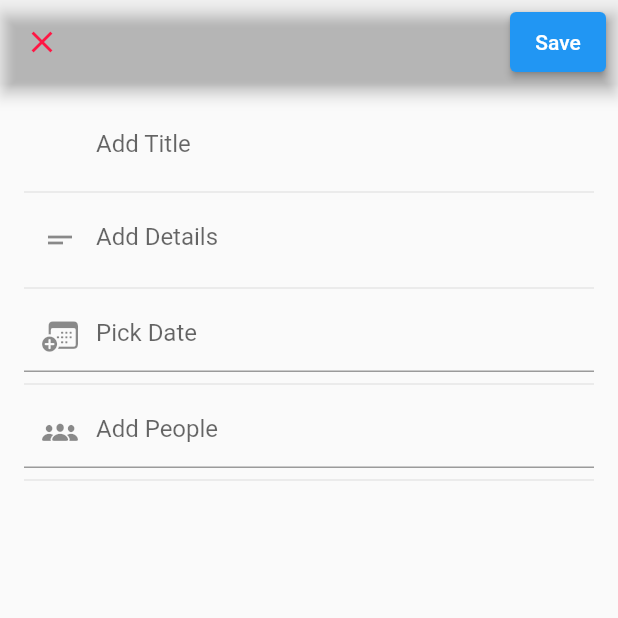
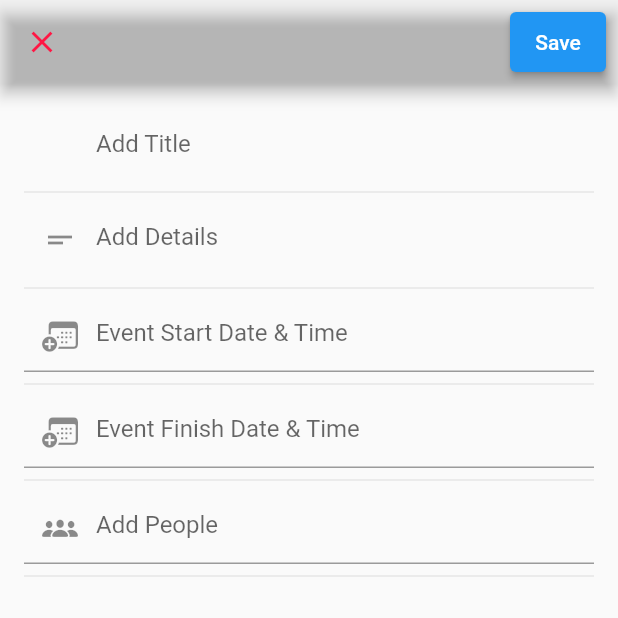
Before and after one commit to Software-Project-21/Calwin-App, a Flutter app: the eventsChooser screen opened directly, after a tap on "Save", on a phone screen of 412 x 824 dp, the top half of it. Run offline on Flutter 3.47's test engine with Material 2 defaults, Android fonts, the phone set to English and light mode, and no system bars; drawn by our look-alikes of flutter_form_builder; our stand-ins replace animated_text_kit, cloud_firestore, firebase_auth, firebase_core, font_awesome_flutter, google_fonts and 5 more; missing offline and left inert: googleapis; accounts and stored records are empty; statements that could not run were skipped.

Commit message:
Add Emails to DB

```diff
--- a/lib/Model/Database.dart
+++ b/lib/Model/Database.dart
@@ -2,26 +2,31 @@ import 'dart:developer';
 import 'dart:async';
 import 'package:cloud_firestore/cloud_firestore.dart';
 
-
-List <dynamic> eves;
+List<dynamic> eves;
 
 class CalwinDatabase {
   static final FirebaseFirestore _db = FirebaseFirestore.instance;
 
-  static Future<void> addUser(
-      Map<String, dynamic> task, String user_id) async {
-    await _db.collection('users').doc(user_id).set(task,SetOptions(merge : true));
+  static Future<void> addUser(Map<String, dynamic> task, String user_id) async {
+    await _db
+        .collection('users')
+        .doc(user_id)
+        .set(task, SetOptions(merge: true));
   }
+
   static Future<void> addEvents(
       Map<String, dynamic> event, String user_id) async {
-
     await _db.collection('users').doc(user_id).update({
       'events': FieldValue.arrayUnion([
         {
           'title': event['title'],
           'description': event['description'],
+          'startTime': event['startTime'],
+          'endTime': event['endTime'],
+          'attendeeEmail': event['attendeeEmail']
         }
-      ])});
+      ])
+    });
   }
 }
 /*
--- a/lib/Screens/eventsChooser.dart
+++ b/lib/Screens/eventsChooser.dart
@@ -4,8 +4,9 @@ import 'package:flutter/material.dart';
 import 'package:flutter_form_builder/flutter_form_builder.dart';
 import 'package:calwin/Model/Database.dart';
 
+List<String> emails = [];
+
 class eventsChooser extends StatefulWidget {
-
   final User user;
   //final CalwinEvent event;
 
@@ -18,8 +19,17 @@ class _eventsChooserState extends State<eventsChooser> {
   List<String> _emails;
   final _formKey = GlobalKey<FormBuilderState>();
   TimeOfDay selectedTime = TimeOfDay.now();
-  final TextEditingController _textEditingController = TextEditingController();
+  final TextEditingController _textEditingController1 = TextEditingController();
+  final TextEditingController _textEditingController2 = TextEditingController();
   DateTime _selectedDate = DateTime.now();
+  DateTime _startDateTime, _finishDateTime;
+  @override
+  void initState() {
+    // TODO: implement initState
+    emails.clear();
+    super.initState();
+  }
+
   @override
   Widget build(BuildContext context) {
     return Scaffold(
@@ -46,7 +56,11 @@ class _eventsChooserState extends State<eventsChooser> {
                 var curevent = <String, dynamic>{
                   'title': data['title'],
                   'description': data['description'],
+                  'startTime': _startDateTime,
+                  'endTime': _finishDateTime,
+                  'attendeeEmail': emails
                 };
+                print(emails);
                 CalwinDatabase.addEvents(curevent, widget.user.uid);
                 Navigator.pop(context);
               },
@@ -84,12 +98,24 @@ class _eventsChooserState extends State<eventsChooser> {
                 ),
                 Divider(),
                 GestureDetector(
-                  onTap: () => _selectDate(),
+                  onTap: () => _selectDate(0),
                   child: AbsorbPointer(
                     child: TextField(
-                      controller: _textEditingController,
+                      controller: _textEditingController1,
                       decoration: InputDecoration(
-                          hintText: 'Pick Date',
+                          hintText: 'Event Start Date & Time',
+                          prefixIcon: Icon(CupertinoIcons.calendar_badge_plus)),
+                    ),
+                  ),
+                ),
+                Divider(),
+                GestureDetector(
+                  onTap: () => _selectDate(1),
+                  child: AbsorbPointer(
+                    child: TextField(
+                      controller: _textEditingController2,
+                      decoration: InputDecoration(
+                          hintText: 'Event Finish Date & Time',
                           prefixIcon: Icon(CupertinoIcons.calendar_badge_plus)),
                     ),
                   ),
@@ -105,7 +131,7 @@ class _eventsChooserState extends State<eventsChooser> {
     );
   }
 
-  _selectDate() async {
+  _selectDate(int a) async {
     DateTime pickedDate = await showModalBottomSheet<DateTime>(
       context: context,
       builder: (context) {
@@ -154,8 +180,14 @@ class _eventsChooserState extends State<eventsChooser> {
     );
     if (pickedDate != null && pickedDate != _selectedDate) {
       setState(() {
+        if (a == 0) {
+          _startDateTime = pickedDate;
+          _textEditingController1.text = pickedDate.toString();
+        } else {
+          _finishDateTime = pickedDate;
+          _textEditingController2.text = pickedDate.toString();
+        }
         _selectedDate = pickedDate;
-        _textEditingController.text = pickedDate.toString();
       });
     }
   }
@@ -176,7 +208,6 @@ class EmailInput extends StatefulWidget {
 class _EmailInputState extends State<EmailInput> {
   TextEditingController _emailController;
   String lastValue = '';
-  List<String> emails = [];
   FocusNode focus = FocusNode();
   @override
   void initState() {
@@ -278,8 +309,8 @@ class _EmailInputState extends State<EmailInput> {
     });
   }
 
-  setEmails(List<String> emails) {
-    this.emails = emails;
+  setEmails(List<String> email) {
+    emails = email;
   }
 }
 
```
